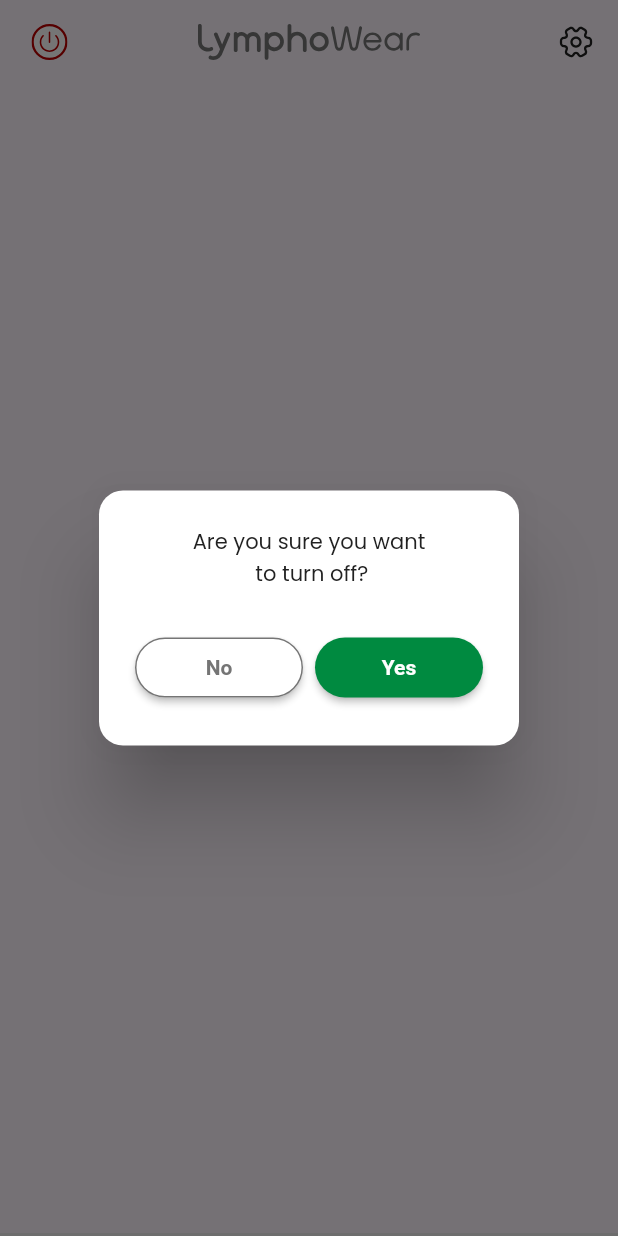
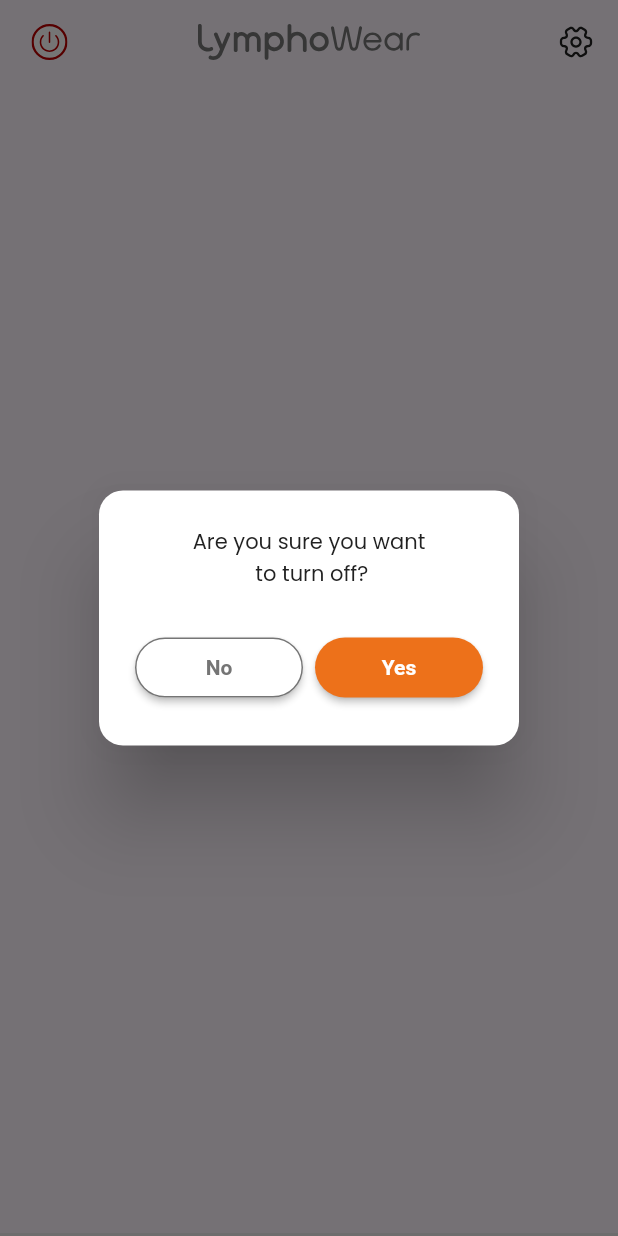
Before and after one commit to kwakdeung/lymphowear_remote_app, a Flutter app: the HomeDefaultAppbar widget shown alone on an empty page, opened directly, after a tap on an icon or button, on a phone screen of 412 x 824 dp. Run offline on Flutter 3.47's test engine with Material 2 defaults, Android fonts, the phone set to English and light mode, and no system bars; our stand-ins replace flutter_local_notifications, flutter_native_timezone, flutter_svg, lottie, rxdart, timezone.

Commit message:
yes 하단 버튼 배경색 변경
*home_default.dart
139 라인 하단 버튼 배경 색 변경 0xffED711A

```diff
--- a/lib/pages/home/home_default.dart
+++ b/lib/pages/home/home_default.dart
@@ -136,7 +136,7 @@
           shape: RoundedRectangleBorder(
             borderRadius: BorderRadius.circular(999),
           ),
-          backgroundColor: const Color(0xff008A40),
+          backgroundColor: const Color(0xffED711A),
           foregroundColor: Colors.white,
           textStyle: dialogButtonText,
         ),
```
